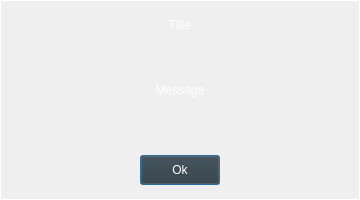
Old version of the form Projects/P3-ShrineChecker/main/ui/sc_message.ui in the repository michalkowal66/ShrineChecker.
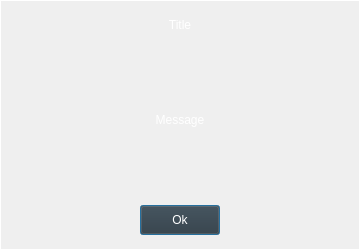
New version of the form.

Commit message: Minor changes in dialog template

```diff
--- a/Projects/P3-ShrineChecker/main/ui/sc_message.ui
+++ b/Projects/P3-ShrineChecker/main/ui/sc_message.ui
@@ -7,19 +7,19 @@
     <x>0</x>
     <y>0</y>
     <width>360</width>
-    <height>200</height>
+    <height>250</height>
    </rect>
   </property>
   <property name="minimumSize">
    <size>
     <width>360</width>
-    <height>200</height>
+    <height>250</height>
    </size>
   </property>
   <property name="maximumSize">
    <size>
     <width>360</width>
-    <height>200</height>
+    <height>250</height>
    </size>
   </property>
   <property name="windowTitle">
@@ -71,7 +71,7 @@
      <x>0</x>
      <y>0</y>
      <width>360</width>
-     <height>200</height>
+     <height>250</height>
     </rect>
    </property>
    <property name="styleSheet">
@@ -104,9 +104,9 @@
    <property name="geometry">
     <rect>
      <x>20</x>
-     <y>30</y>
+     <y>40</y>
      <width>320</width>
-     <height>120</height>
+     <height>160</height>
     </rect>
    </property>
    <property name="text">
@@ -123,7 +123,7 @@
    <property name="geometry">
     <rect>
      <x>140</x>
-     <y>155</y>
+     <y>205</y>
      <width>80</width>
      <height>30</height>
     </rect>
```
The commit also changes 1 other file.
